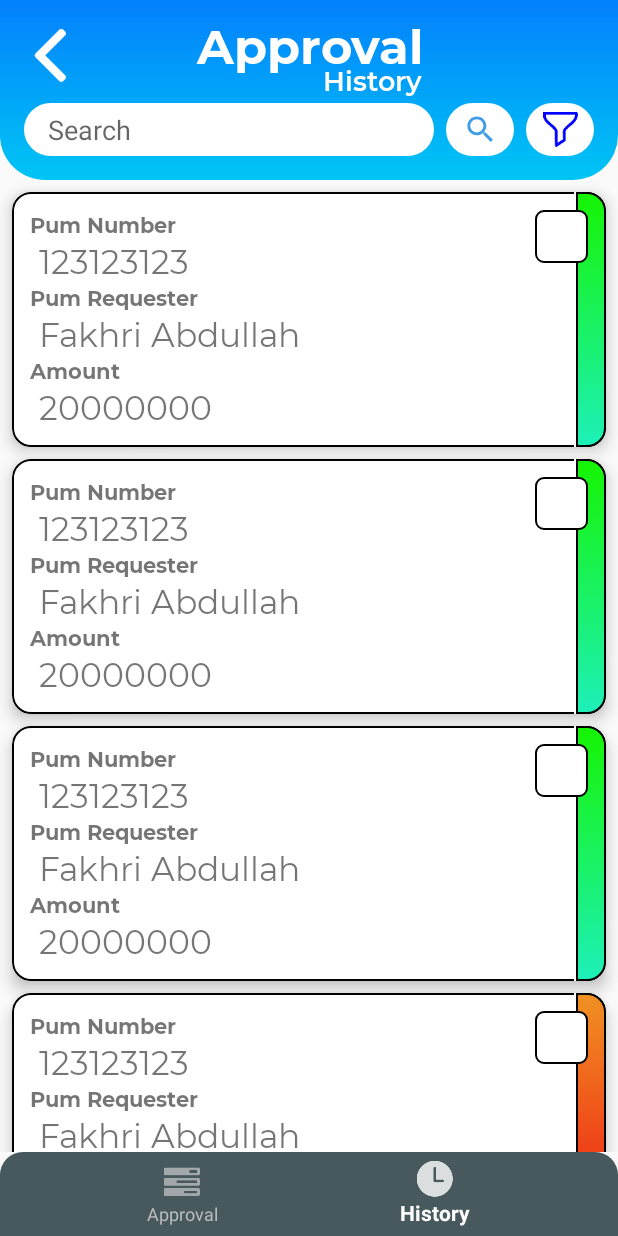
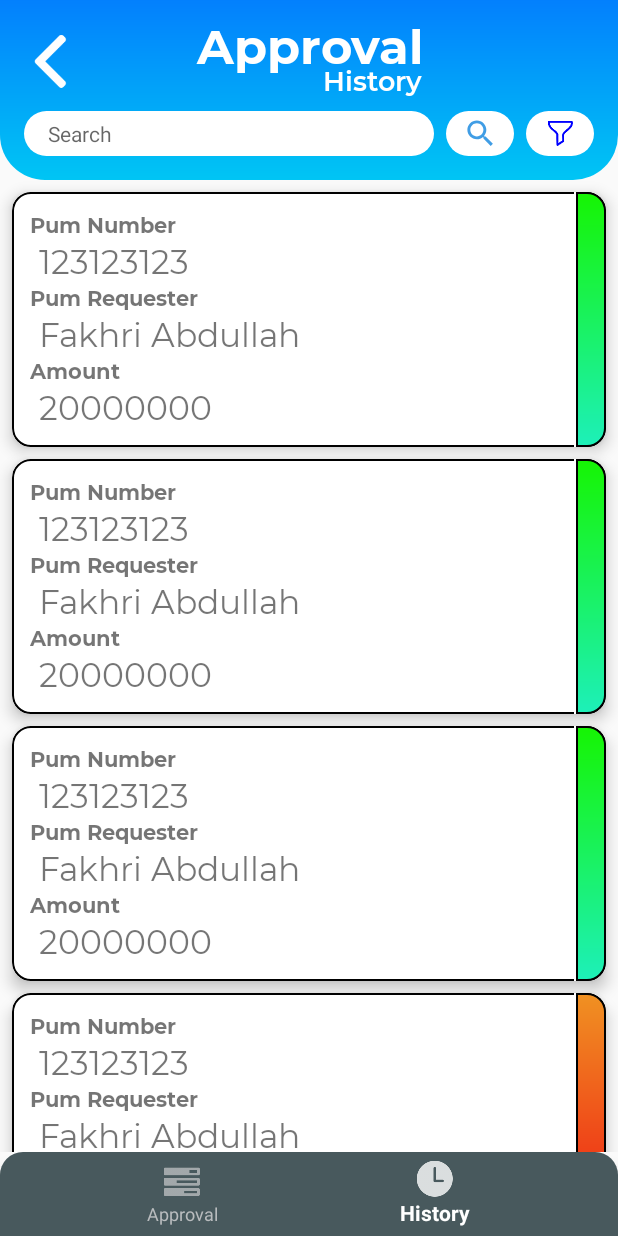
Before and after one commit to hudipo/pumidm19, an Android app: the screen it shows after launch (ApprovalActivity), item 2 of the bottom bar chosen, on a phone screen of 412 x 824 dp. Run offline under Robolectric (Android 15) with nearby library versions, the phone set to English and light mode, and no system bars; our stand-ins replace ButterKnife.

Commit message:
approval

```diff
--- a/app/src/main/java/com/hudipo/pum_indomaret/features/approval/adapter/ApprovalHistoryAdapter.java
+++ b/app/src/main/java/com/hudipo/pum_indomaret/features/approval/adapter/ApprovalHistoryAdapter.java
@@ -4,7 +4,6 @@ import android.content.Intent;
 import android.view.LayoutInflater;
 import android.view.View;
 import android.view.ViewGroup;
-import android.widget.CheckBox;
 import android.widget.TextView;
 
 import androidx.annotation.NonNull;
@@ -20,17 +19,11 @@ import butterknife.BindView;
 import butterknife.ButterKnife;
 
 public class ApprovalHistoryAdapter extends RecyclerView.Adapter<ApprovalHistoryAdapter.ApprovalViewHolder> {
-    public interface OnItemClickCallback {
-        void onItemChecked(ApprovalModel approvalModel, boolean checked);
-    }
 
     private List<ApprovalModel> listApproval;
-    private boolean isAllChecked = false;
-    private ApprovalAdapter.OnItemClickCallback onItemClickCallback;
 
-    public ApprovalHistoryAdapter(List<ApprovalModel> listApproval, ApprovalAdapter.OnItemClickCallback onItemClickCallback) {
+    public ApprovalHistoryAdapter(List<ApprovalModel> listApproval) {
         this.listApproval = listApproval;
-        this.onItemClickCallback = onItemClickCallback;
     }
 
     @NonNull
@@ -57,8 +50,6 @@ public class ApprovalHistoryAdapter extends RecyclerView.Adapter<ApprovalHistory
         TextView tvPumRequester;
         @BindView(R.id.tvAmount)
         TextView tvAmount;
-        @BindView(R.id.cbApproval)
-        CheckBox cbApproval;
         @BindView(R.id.view)
         View rightView;
 
@@ -71,14 +62,11 @@ public class ApprovalHistoryAdapter extends RecyclerView.Adapter<ApprovalHistory
             tvPumNumber.setText(approvalModel.getPumNumber());
             tvPumRequester.setText(approvalModel.getPumRequester());
             tvAmount.setText(String.valueOf(approvalModel.getAmount()));
-            cbApproval.setChecked(isAllChecked);
 
             itemView.setOnClickListener(view -> {
                 Intent intent = new Intent(itemView.getContext(), ApprovalDetailHistoryActivity.class);
                 itemView.getContext().startActivity(intent);
             });
-
-            cbApproval.setOnClickListener(view -> onItemClickCallback.onItemChecked(approvalModel, cbApproval.isChecked()));
 
             if(approvalModel.getType()==1)//1 for approve 2 for rejected sementara
             {
@@ -88,9 +76,4 @@ public class ApprovalHistoryAdapter extends RecyclerView.Adapter<ApprovalHistory
             }
         }
     }
-
-    public void setAllChecked(boolean allChecked) {
-        isAllChecked = allChecked;
-        notifyDataSetChanged();
-    }
 }
--- a/app/src/main/java/com/hudipo/pum_indomaret/features/approval/fragment/ApprovalFragment.java
+++ b/app/src/main/java/com/hudipo/pum_indomaret/features/approval/fragment/ApprovalFragment.java
@@ -70,6 +70,7 @@ public class ApprovalFragment extends Fragment implements ApprovalContract.Appro
                 approvalSelectedList.addAll(approvalModelList);
                 isCheckedAll = true;
             }
+            approvalAdapter.setAllChecked(isCheckedAll);
             initAction();
         });
     }
--- a/app/src/main/java/com/hudipo/pum_indomaret/features/approval/fragment/ApprovalHistoryFragment.java
+++ b/app/src/main/java/com/hudipo/pum_indomaret/features/approval/fragment/ApprovalHistoryFragment.java
@@ -28,8 +28,8 @@ import butterknife.ButterKnife;
 public class ApprovalHistoryFragment extends Fragment implements ApprovalHistoryContract.ApprovalHistoryView {
     @BindView(R.id.rvHistory)
     RecyclerView rvHistory;
-    @BindView(R.id.cbApproval)
-    ImageView cbApproval;
+    @BindView(R.id.btnFilter)
+    ImageView btnFilter;
 
     private View view;
     private ApprovalHistoryAdapter approvalAdapter;
@@ -52,16 +52,6 @@ public class ApprovalHistoryFragment extends Fragment implements ApprovalHistory
 
     private void setView() {
         rvHistory.setLayoutManager(new LinearLayoutManager(getActivity()));
-        cbApproval.setOnClickListener(view1 -> {
-            if(isCheckedAll){
-                approvalSelectedList.clear();
-                isCheckedAll = false;
-            }else {
-                approvalSelectedList.clear();
-                approvalSelectedList.addAll(approvalModelList);
-                isCheckedAll = true;
-            }
-        });
     }
 
     @Override
@@ -69,13 +59,7 @@ public class ApprovalHistoryFragment extends Fragment implements ApprovalHistory
         approvalModelList.clear();
         approvalModelList.addAll(approvalModels);
 
-        approvalAdapter = new ApprovalHistoryAdapter(approvalModels, (approvalModel, checked) -> {
-            if(checked){
-                approvalSelectedList.add(approvalModel);
-            }else {
-                approvalSelectedList.remove(approvalModel);
-            }
-        });
+        approvalAdapter = new ApprovalHistoryAdapter(approvalModels);
         rvHistory.setAdapter(approvalAdapter);
     }
 
--- a/app/src/main/res/layout/fragment_approval_history.xml
+++ b/app/src/main/res/layout/fragment_approval_history.xml
@@ -15,13 +15,12 @@
         <ImageView
             android:layout_width="35dp"
             android:layout_height="35dp"
-            android:layout_centerVertical="true"
             android:background="@android:color/transparent"
             android:src="@drawable/left_arrow"
             android:layout_marginStart="16dp"
             app:layout_constraintStart_toStartOf="parent"
-            app:layout_constraintTop_toTopOf="@id/layout_title"
-            app:layout_constraintBottom_toBottomOf="@id/layout_title"/>
+            app:layout_constraintTop_toTopOf="parent"
+            app:layout_constraintBottom_toTopOf="@id/search"/>
 
         <LinearLayout
             android:id="@+id/layout_title"
@@ -56,13 +55,14 @@
         </LinearLayout>
         <androidx.appcompat.widget.SearchView
             android:layout_width="0dp"
-            android:layout_height="35dp"
+            android:layout_height="30dp"
             android:layout_marginStart="16dp"
             android:layout_marginEnd="8dp"
             android:layout_marginTop="8dp"
             android:layout_marginBottom="8dp"
             android:layout_toStartOf="@id/ivSearch"
             android:layout_alignParentBottom="true"
+            android:theme="@style/AppSearchView"
             android:id="@+id/search"
             android:background="@drawable/bg_search_view"
             app:searchIcon="@null"
@@ -75,7 +75,7 @@
         <View
             android:id="@+id/view"
             android:layout_width="45dp"
-            android:layout_height="35dp"
+            android:layout_height="30dp"
             android:layout_marginTop="8dp"
             android:layout_marginBottom="8dp"
             android:layout_marginEnd="8dp"
@@ -96,7 +96,7 @@
         <View
             android:id="@+id/view2"
             android:layout_width="45dp"
-            android:layout_height="35dp"
+            android:layout_height="30dp"
             android:layout_marginTop="8dp"
             android:layout_marginBottom="8dp"
             android:layout_marginEnd="16dp"
@@ -107,8 +107,8 @@
             android:layout_width="35dp"
             android:layout_height="35dp"
             android:src="@drawable/ic_filter"
-            android:padding="6dp"
-            android:id="@+id/btnCheck"
+            android:padding="9dp"
+            android:id="@+id/btnFilter"
             app:layout_constraintStart_toStartOf="@id/view2"
             app:layout_constraintEnd_toEndOf="@id/view2"
             app:layout_constraintTop_toTopOf="@id/view2"
--- a/app/src/main/res/layout/item_approval_history.xml
+++ b/app/src/main/res/layout/item_approval_history.xml
@@ -40,7 +40,7 @@
             app:layout_constraintTop_toTopOf="parent"
             app:layout_constraintBottom_toBottomOf="parent"
             app:layout_constraintStart_toStartOf="parent"
-            app:layout_constraintEnd_toStartOf="@id/cbApproval">
+            app:layout_constraintEnd_toStartOf="@id/view">
             <TextView
                 android:layout_width="wrap_content"
                 android:layout_height="wrap_content"
@@ -84,15 +84,5 @@
                 android:fontFamily="@font/montserrat_regular"
                 android:textSize="@dimen/font_body_item_approval" />
         </LinearLayout>
-        <CheckBox
-            android:id="@+id/cbApproval"
-            android:layout_width="wrap_content"
-            android:layout_height="wrap_content"
-            android:layout_alignParentEnd="true"
-            android:layout_marginEnd="12dp"
-            android:layout_marginTop="12dp"
-            android:button="@drawable/bg_checkbox"
-            app:layout_constraintTop_toTopOf="parent"
-            app:layout_constraintEnd_toEndOf="parent" />
     </androidx.constraintlayout.widget.ConstraintLayout>
 </androidx.cardview.widget.CardView>
--- a/app/src/main/res/values/styles.xml
+++ b/app/src/main/res/values/styles.xml
@@ -197,4 +197,9 @@
     <style name="keyboard_number_button" parent="keyboard_button">
         <item name="android:tag">number_button</item>
     </style>
+
+    <!--Text size of search view-->
+    <style name="AppSearchView" parent="Widget.AppCompat.SearchView" >
+        <item name="android:textSize">14sp</item>
+    </style>
 </resources>
```
Also changed, not shown: app/src/main/java/com/hudipo/pum_indomaret/features/approval/activity/ApprovalDetailActivity.java (+10 -0 lines), app/src/main/java/com/hudipo/pum_indomaret/features/approval/activity/ApprovalDetailHistoryActivity.java (+10 -0 lines), app/src/main/res/layout/activity_approval_detail.xml (+15 -16 lines), app/src/main/res/layout/activity_approval_detail_history.xml (+5 -3 lines), app/src/main/res/layout/fragment_approval.xml (+7 -7 lines).
